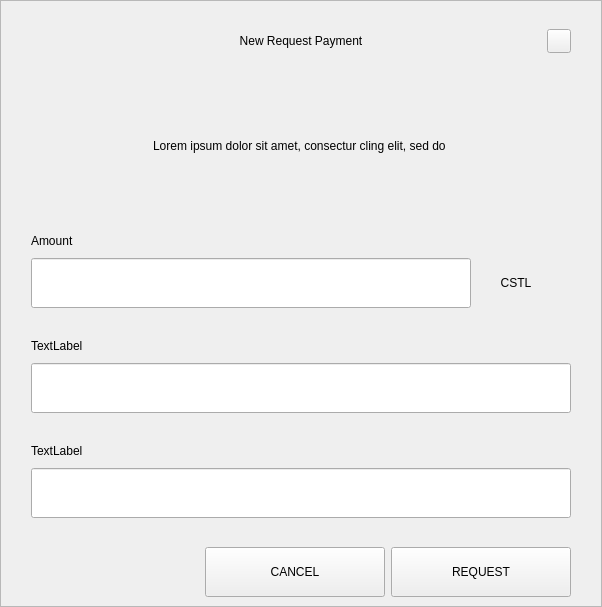
First picture: the form in src/qt/castle/forms/requestdialog.ui, repository growaleaf/CastleMN, before the edit.
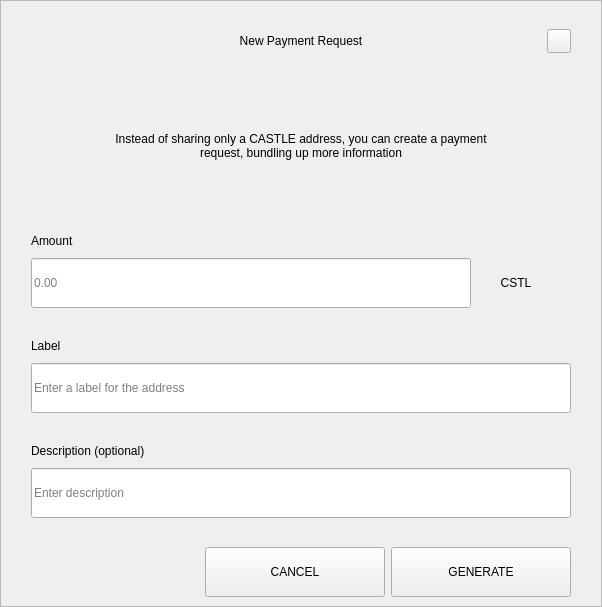
Second picture: the form after the edit.

Patch:
```diff
--- a/src/qt/castle/forms/requestdialog.ui
+++ b/src/qt/castle/forms/requestdialog.ui
@@ -92,7 +92,7 @@
            <string notr="true">padding-left:24px;</string>
           </property>
           <property name="text">
-           <string>New Request Payment</string>
+           <string>New Payment Request</string>
           </property>
           <property name="alignment">
            <set>Qt::AlignCenter</set>
@@ -210,7 +210,7 @@
              </size>
             </property>
             <property name="text">
-             <string>Lorem ipsum dolor sit amet, consectur cling elit, sed do </string>
+             <string>Instead of sharing only a CASTLE address, you can create a payment request, bundling up more information</string>
             </property>
             <property name="alignment">
              <set>Qt::AlignCenter</set>
@@ -289,6 +289,9 @@
                     <height>50</height>
                    </size>
                   </property>
+                  <property name="placeholderText">
+                   <string notr="true">0.00</string>
+                  </property>
                  </widget>
                 </item>
                 <item>
@@ -376,7 +379,7 @@
                </size>
               </property>
               <property name="text">
-               <string>TextLabel</string>
+               <string>Label</string>
               </property>
              </widget>
             </item>
@@ -394,6 +397,9 @@
                 <height>50</height>
                </size>
               </property>
+              <property name="placeholderText">
+               <string>Enter a label for the address</string>
+              </property>
              </widget>
             </item>
            </layout>
@@ -434,7 +440,7 @@
                </size>
               </property>
               <property name="text">
-               <string>TextLabel</string>
+               <string>Description (optional)</string>
               </property>
              </widget>
             </item>
@@ -452,6 +458,9 @@
                 <height>50</height>
                </size>
               </property>
+              <property name="placeholderText">
+               <string>Enter description</string>
+              </property>
              </widget>
             </item>
             <item>
@@ -672,7 +681,7 @@
             <enum>Qt::NoFocus</enum>
            </property>
            <property name="text">
-            <string>REQUEST</string>
+            <string>GENERATE</string>
            </property>
           </widget>
          </item>
```
